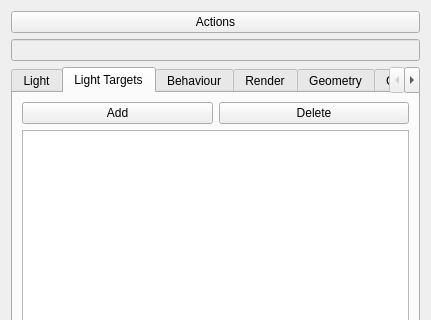
First picture: the form in code/editor/ui/worldobjectwidget.ui, repository Plaristote/fallout-equestria, before the edit; both pictures show x 0 to 431 and y 0 to 320 of the 431 by 474 pixel window.
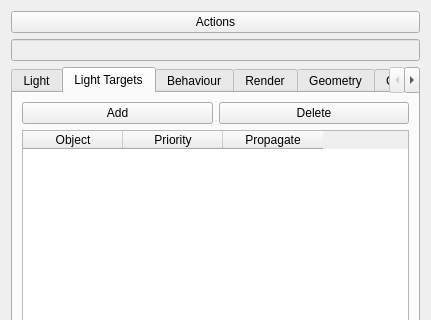
Second picture: the form after the edit. The open tabs and pages were chosen to show the change. Custom widgets are drawn as their Qt base class.

Commit message: + Implemented precise light target picking for Lights + Enlightened waypoint is now based on MapObject hierarchy rather than a collision test + Serializer now supports bool type

```diff
--- a/code/editor/ui/worldobjectwidget.ui
+++ b/code/editor/ui/worldobjectwidget.ui
@@ -294,7 +294,23 @@
         </widget>
        </item>
        <item row="1" column="0" colspan="2">
-        <widget class="QListWidget" name="lightTargets"/>
+        <widget class="EnlightenedObjectsWidget" name="lightTargets">
+         <column>
+          <property name="text">
+           <string notr="true">Object</string>
+          </property>
+         </column>
+         <column>
+          <property name="text">
+           <string notr="true">Priority</string>
+          </property>
+         </column>
+         <column>
+          <property name="text">
+           <string notr="true">Propagate</string>
+          </property>
+         </column>
+        </widget>
        </item>
       </layout>
      </widget>
@@ -1060,6 +1076,13 @@
    </item>
   </layout>
  </widget>
+ <customwidgets>
+  <customwidget>
+   <class>EnlightenedObjectsWidget</class>
+   <extends>QTableWidget</extends>
+   <header>enlightenedobjectwidget.h</header>
+  </customwidget>
+ </customwidgets>
  <resources/>
  <connections/>
 </ui>
```
Left out of the diff: 2 changed lines with no effect on the pictures. The commit also changes 16 other files.
